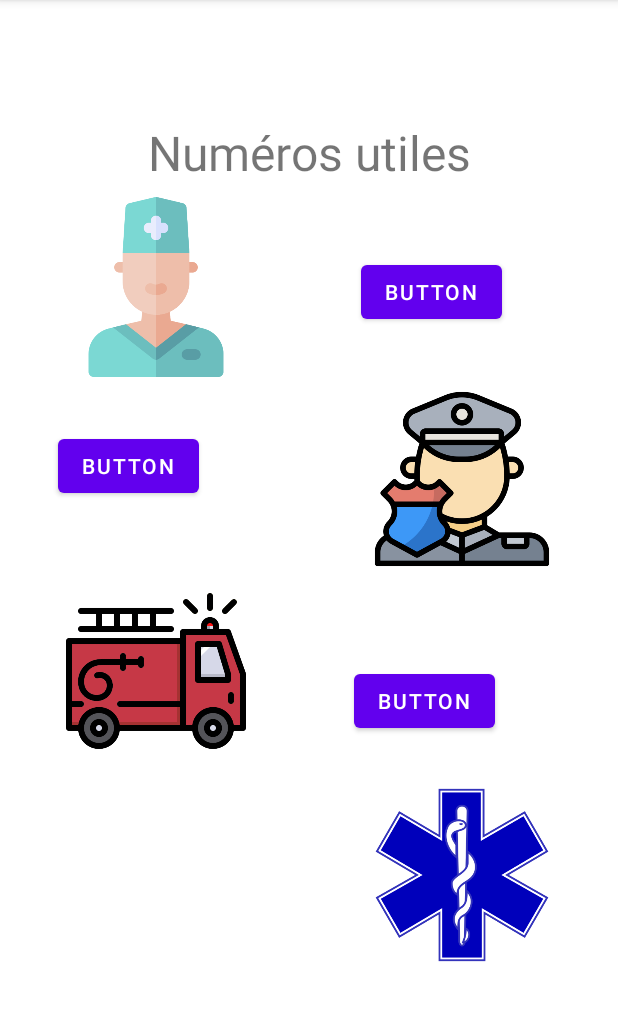
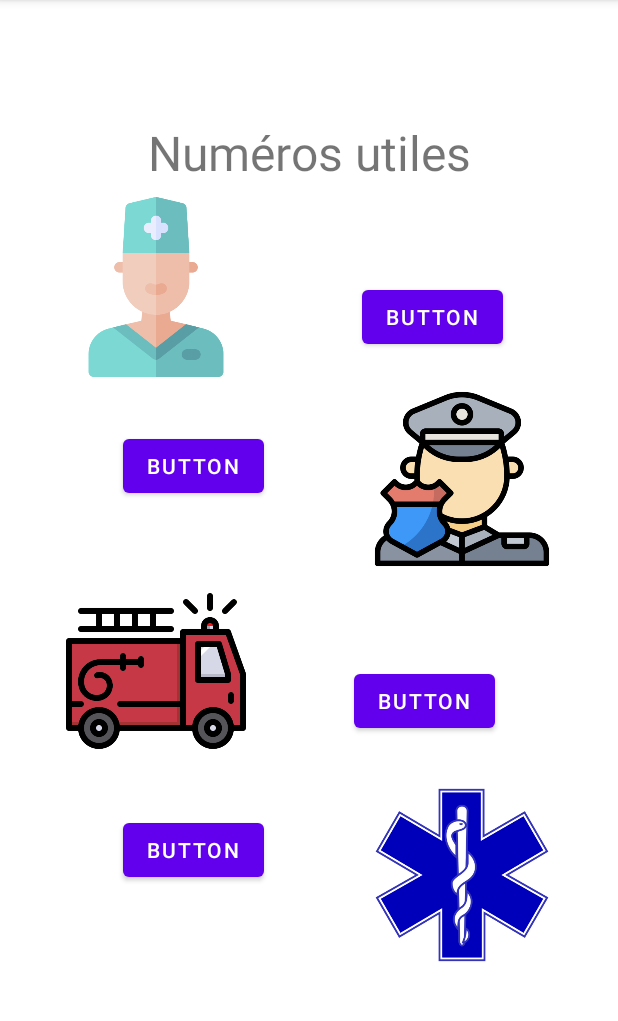
Before and after one commit to HubertLaury/Alzeihm-heure, an Android app: the NumeroActivity screen opened directly, with no data from a screen before it, on a phone screen of 412 x 824 dp, the part 84-1105 px from its top. Run offline under Robolectric (Android 15) with nearby library versions, the phone set to English and light mode, and no system bars.

Commit message:
call button

```diff
--- a/app/src/main/AndroidManifest.xml
+++ b/app/src/main/AndroidManifest.xml
@@ -4,6 +4,7 @@
 
     <uses-permission android:name="android.permission.ACCESS_FINE_LOCATION" />
     <uses-permission android:name="android.permission.CALL_PHONE" />
+    <uses-permission android:name="android.permission.READ_CALENDAR" />
 
     <application
         android:allowBackup="true"
--- a/app/src/main/java/fr/isen/alzeihmheure/numero/NumeroActivity.kt
+++ b/app/src/main/java/fr/isen/alzeihmheure/numero/NumeroActivity.kt
@@ -8,17 +8,17 @@ import android.widget.Button
 import fr.isen.alzeihmheure.R
 
 class NumeroActivity : AppCompatActivity() {
+    var call: Button? = null
+    var call1: Button? = null
+    var call2: Button? = null
+    var call3: Button? = null
+
     override fun onCreate(savedInstanceState: Bundle?) {
         super.onCreate(savedInstanceState)
         setContentView(R.layout.activity_numero)
 
-        var call: Button? = null
-        var call1: Button? = null
-        var call2: Button? = null
-
-
-            call = findViewById<Button>(R.id.button1) as Button
-            call.setOnClickListener { // TODO Auto-generated method stub
+            call = findViewById<Button>(R.id.buttonPolice) as Button
+            call!!.setOnClickListener { // TODO Auto-generated method stub
                 val intent = Intent(
                     Intent.ACTION_DIAL,
                     Uri.parse("tel: 17")
@@ -26,8 +26,8 @@ class NumeroActivity : AppCompatActivity() {
                 startActivity(intent)
             }
 
-            call1 = findViewById<Button>(R.id.button2) as Button
-            call1.setOnClickListener { // TODO Auto-generated method stub
+            call1 = findViewById<Button>(R.id.buttonPompier) as Button
+            call1!!.setOnClickListener { // TODO Auto-generated method stub
                 val intent = Intent(
                     Intent.ACTION_DIAL,
                     Uri.parse("tel: 18")
@@ -35,11 +35,20 @@ class NumeroActivity : AppCompatActivity() {
                 startActivity(intent)
             }
 
-            call2 = findViewById<Button>(R.id.button3) as Button
-            call2.setOnClickListener { // TODO Auto-generated method stub
+            call2 = findViewById<Button>(R.id.buttonUrgence) as Button
+            call2!!.setOnClickListener { // TODO Auto-generated method stub
                 val intent = Intent(
                     Intent.ACTION_DIAL,
-                    Uri.parse("tel: 15")
+                    Uri.parse("tel: 112")
+                )
+                startActivity(intent)
+            }
+
+            call3 = findViewById<Button>(R.id.buttonSamu) as Button
+            call3!!.setOnClickListener { // TODO Auto-generated method stub
+                val intent = Intent(
+                        Intent.ACTION_DIAL,
+                        Uri.parse("tel: 15")
                 )
                 startActivity(intent)
             }
--- a/app/src/main/res/layout/activity_numero.xml
+++ b/app/src/main/res/layout/activity_numero.xml
@@ -68,29 +68,29 @@
         app:layout_constraintTop_toBottomOf="@+id/imageView3" />
 
     <Button
-        android:id="@+id/button1"
+        android:id="@+id/buttonUrgence"
         android:layout_width="wrap_content"
         android:layout_height="wrap_content"
-        android:layout_marginStart="79dp"
-        android:layout_marginTop="47dp"
-        android:layout_marginEnd="80dp"
+        android:layout_marginStart="72dp"
+        android:layout_marginTop="64dp"
+        android:layout_marginEnd="72dp"
         android:text="Button"
         app:layout_constraintEnd_toEndOf="parent"
         app:layout_constraintStart_toEndOf="@+id/imageView"
         app:layout_constraintTop_toBottomOf="@+id/textView" />
 
     <Button
-        android:id="@+id/button2"
+        android:id="@+id/buttonPolice"
         android:layout_width="wrap_content"
         android:layout_height="wrap_content"
         android:layout_marginTop="35dp"
-        android:layout_marginEnd="115dp"
+        android:layout_marginEnd="72dp"
         android:text="Button"
         app:layout_constraintEnd_toStartOf="@+id/imageView2"
         app:layout_constraintTop_toBottomOf="@+id/imageView" />
 
     <Button
-        android:id="@+id/button3"
+        android:id="@+id/buttonPompier"
         android:layout_width="wrap_content"
         android:layout_height="wrap_content"
         android:layout_marginStart="72dp"
@@ -98,4 +98,14 @@
         android:text="Button"
         app:layout_constraintStart_toEndOf="@+id/imageView3"
         app:layout_constraintTop_toBottomOf="@+id/imageView2" />
+
+    <Button
+        android:id="@+id/buttonSamu"
+        android:layout_width="wrap_content"
+        android:layout_height="wrap_content"
+        android:layout_marginTop="35dp"
+        android:layout_marginEnd="72dp"
+        android:text="Button"
+        app:layout_constraintEnd_toStartOf="@+id/imageView4"
+        app:layout_constraintTop_toBottomOf="@+id/imageView3" />
 </androidx.constraintlayout.widget.ConstraintLayout>
```
Also changed, not shown: app/src/main/java/fr/isen/alzeihmheure/member/MemberActivity.kt (+23 -3 lines), app/src/main/java/fr/isen/alzeihmheure/member/MemberAdapter.kt (+10 -0 lines), app/src/main/java/fr/isen/alzeihmheure/member/User.kt (+8 -3 lines), app/src/main/res/layout/user_cell.xml (+23 -9 lines).
